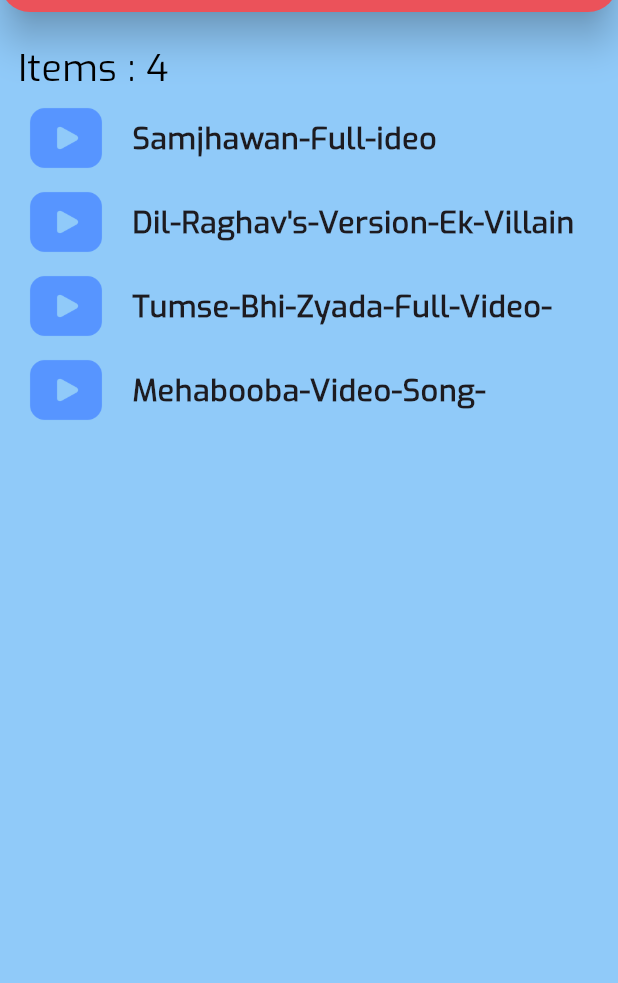
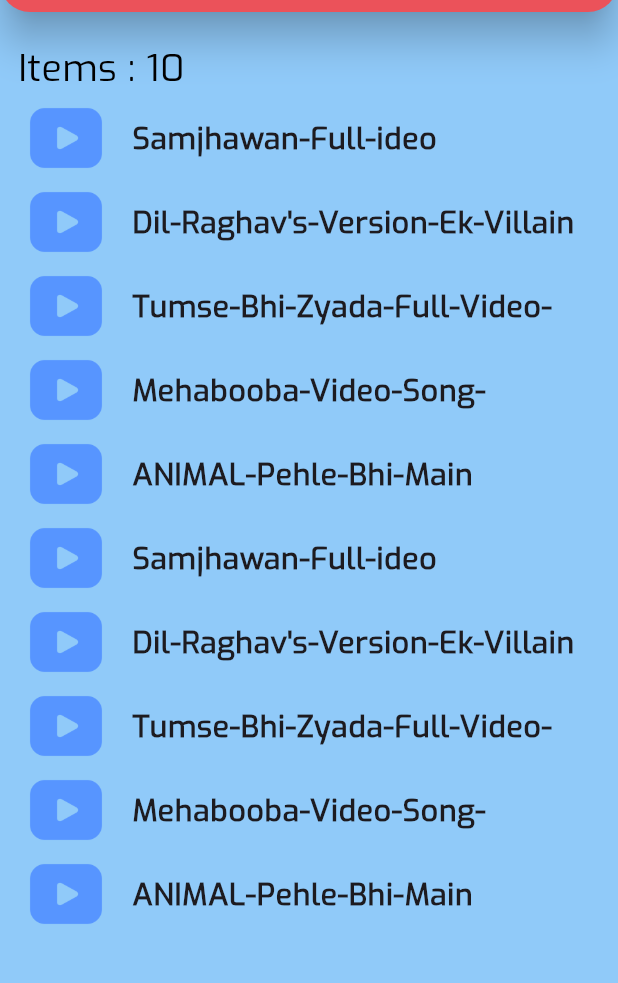
Before and after one commit to rahulkumardev24/Video-player-app-with-flutter, a Flutter app: the screen it shows after launch, on a phone screen of 412 x 824 dp, the part 72-1055 px from its top. Run offline on Flutter 3.47's test engine with Material 3 defaults, Android fonts, the phone set to English and light mode, and no system bars; our stand-ins replace animated_text_kit, video_player.

Commit message:
add new song

```diff
--- a/lib/screen/music_list_screen.dart
+++ b/lib/screen/music_list_screen.dart
@@ -14,7 +14,13 @@ class _MusicListScreenState extends State<MusicListScreen> {
     "assets/videos/Samjhawan-Full-ideo.mp4",
     "assets/videos/Dil-Raghav's-Version-Ek-Villain.mp4" ,
     "assets/videos/Tumse-Bhi-Zyada-Full-Video-Tadap.mp4" ,
-    "assets/videos/Mehabooba-Video-Song-(Hindi)-KGF-Chapter-2.mp4"
+    "assets/videos/Mehabooba-Video-Song-(Hindi)-KGF-Chapter-2.mp4" ,
+    "assets/videos/ANIMAL-Pehle-Bhi-Main.mp4",
+    "assets/videos/Samjhawan-Full-ideo.mp4",
+    "assets/videos/Dil-Raghav's-Version-Ek-Villain.mp4" ,
+    "assets/videos/Tumse-Bhi-Zyada-Full-Video-Tadap.mp4" ,
+    "assets/videos/Mehabooba-Video-Song-(Hindi)-KGF-Chapter-2.mp4" ,
+    "assets/videos/ANIMAL-Pehle-Bhi-Main.mp4"
   ];
   @override
   Widget build(BuildContext context) {
```
Also changed, not shown: 1 other file.
